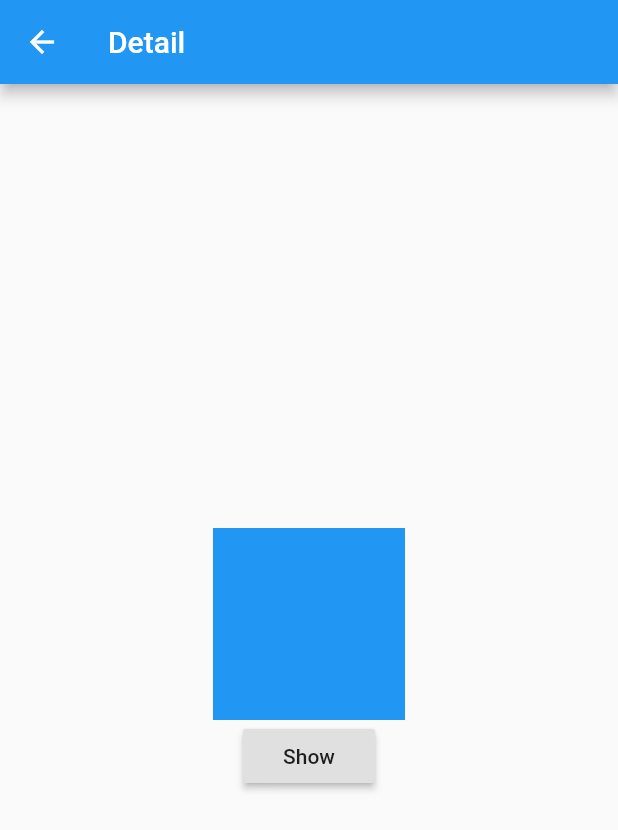
After one commit to hayabusabusa/Flutter-bloc_bottomNavigationBar_sample, a Flutter app: the DetailScreen screen opened directly, after a tap on "Show", on a phone screen of 412 x 824 dp. The commit adds this screen. Shown: the top 830 px of the screen. Run offline on Flutter 3.47's test engine with Material 2 defaults, Android fonts, the phone set to English and light mode, and no system bars; our stand-ins replace bloc, equatable, flutter_bloc.

Commit message:
Add detail screen

```diff
--- /dev/null
+++ b/lib/screens/detail/detai_widgets.dart
@@ -0,0 +1 @@
+export 'detail_container.dart';
--- /dev/null
+++ b/lib/screens/detail/detail_container.dart
@@ -0,0 +1,45 @@
+import 'package:flutter/material.dart';
+
+class DetailContainer extends StatefulWidget {
+  final Color color;
+
+  DetailContainer(this.color);
+
+  @override
+  State<StatefulWidget> createState() => _DetailContainerState();
+}
+
+class _DetailContainerState extends State<DetailContainer> {
+  double _opacity = 0.0;
+
+  @override
+  Widget build(BuildContext context) {
+    return Center(
+      child: Column(
+        mainAxisAlignment: MainAxisAlignment.center,
+        children: <Widget>[
+          // AnimatedOpacity
+          AnimatedOpacity(
+            duration: Duration(milliseconds: 500),
+            opacity: _opacity,
+            child: Container(
+              width: 128,
+              height: 128,
+              color: widget.color,
+            ),
+          ),
+
+          // Button
+          RaisedButton(
+            child: Text('Show'),
+            onPressed: () {
+              setState(() {
+                _opacity = 1.0;
+              });
+            },
+          ),
+        ],
+      )
+    );
+  }
+}
--- /dev/null
+++ b/lib/screens/detail/detail_screen.dart
@@ -0,0 +1,20 @@
+import 'package:flutter/material.dart';
+import 'package:bloc_bottom_navigation_sample/screens/detail/detai_widgets.dart';
+
+class DetailScreen extends StatelessWidget {
+  final Color color;
+
+  DetailScreen(
+    this.color
+  );
+
+  @override
+  Widget build(BuildContext context) {
+    return Scaffold(
+      appBar: AppBar(
+        title: Text('Detail'),
+      ),
+      body: DetailContainer(color),
+    );
+  }
+}
--- a/lib/screens/first/first_screen.dart
+++ b/lib/screens/first/first_screen.dart
@@ -1,4 +1,5 @@
 import 'package:flutter/material.dart';
+import 'package:bloc_bottom_navigation_sample/screens/screens.dart';
 
 class FirstScreen extends StatelessWidget {
   @override
@@ -13,6 +14,19 @@ class FirstScreen extends StatelessWidget {
             'This is First Screen',
             style: Theme.of(context).textTheme.body1,
           ),
+          SizedBox(height: 8.0,),
+          RaisedButton(
+            child: Text('Push Detail'),
+            onPressed: () {
+              Navigator.of(context).push(
+                MaterialPageRoute(
+                  builder: (context) {
+                    return DetailScreen(Colors.blue);
+                  }
+                )
+              );
+            },
+          ),
         ],
       ),
     );
--- a/lib/screens/screens.dart
+++ b/lib/screens/screens.dart
@@ -2,3 +2,4 @@ export './tab/tab_screen.dart';
 export './first/first_screen.dart';
 export './second/second_screen.dart';
 export './third/third_screen.dart';
+export './detail/detail_screen.dart';
```
